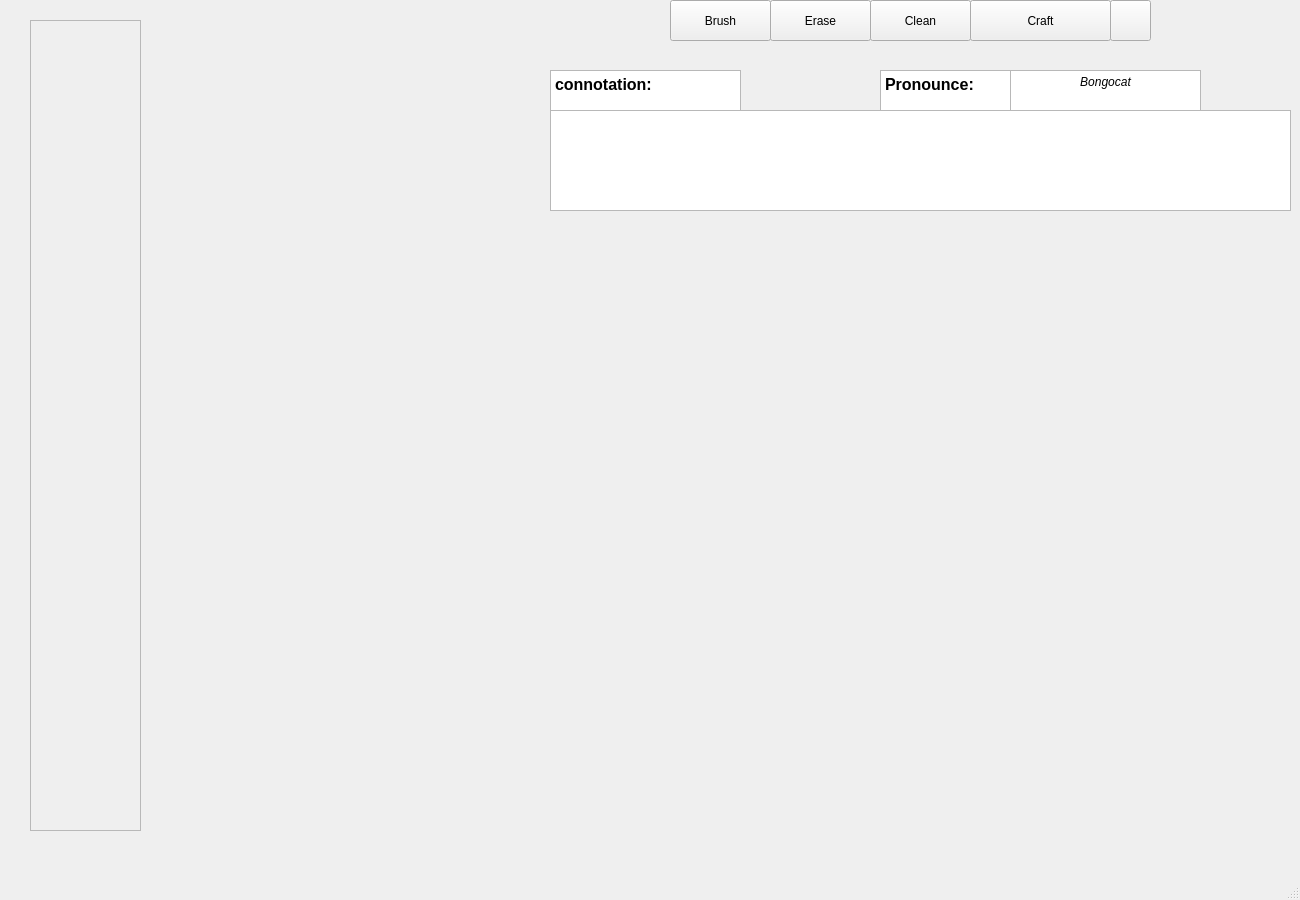
Before: the Qt Designer form educationalapp.ui in University-of-Utah-CS3505/a9-edu-app-f24, drawn with Qt 5.
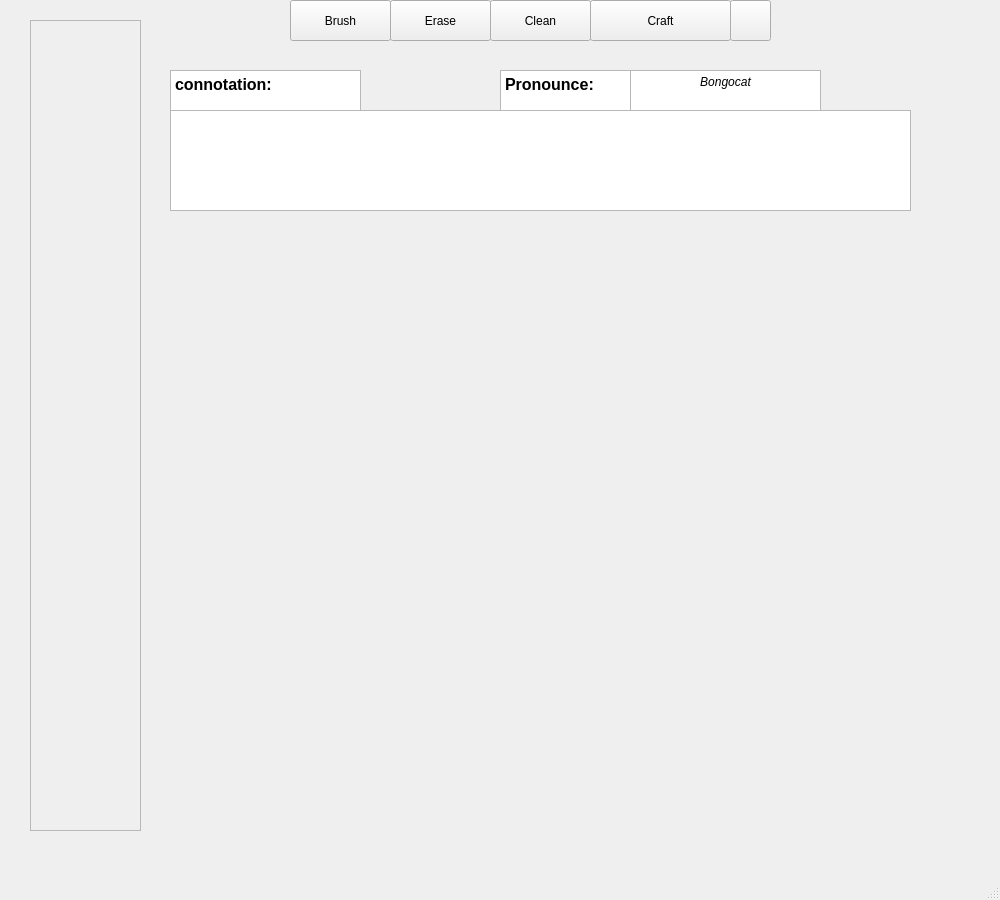
After: the same form once the commit is applied. Icons and pictures are not drawn. Custom widgets are drawn as their Qt base class.

Commit message: Rename variables

What changed in the file:
```diff
--- a/educationalapp.ui
+++ b/educationalapp.ui
@@ -6,7 +6,7 @@
    <rect>
     <x>0</x>
     <y>0</y>
-    <width>1300</width>
+    <width>1000</width>
     <height>900</height>
    </rect>
   </property>
@@ -17,7 +17,7 @@
    <widget class="CanvasLabel" name="Canvas">
     <property name="geometry">
      <rect>
-      <x>580</x>
+      <x>200</x>
       <y>220</y>
       <width>700</width>
       <height>631</height>
@@ -53,7 +53,7 @@
    <widget class="QPushButton" name="Brush_Button">
     <property name="geometry">
      <rect>
-      <x>670</x>
+      <x>290</x>
       <y>0</y>
       <width>101</width>
       <height>41</height>
@@ -66,7 +66,7 @@
    <widget class="QPushButton" name="Erase_Button">
     <property name="geometry">
      <rect>
-      <x>770</x>
+      <x>390</x>
       <y>0</y>
       <width>101</width>
       <height>41</height>
@@ -79,7 +79,7 @@
    <widget class="QPushButton" name="Clean_Button">
     <property name="geometry">
      <rect>
-      <x>870</x>
+      <x>490</x>
       <y>0</y>
       <width>101</width>
       <height>41</height>
@@ -92,7 +92,7 @@
    <widget class="QPushButton" name="Help_Button">
     <property name="geometry">
      <rect>
-      <x>1110</x>
+      <x>730</x>
       <y>0</y>
       <width>41</width>
       <height>41</height>
@@ -108,7 +108,7 @@
    <widget class="QPushButton" name="Craft_Button">
     <property name="geometry">
      <rect>
-      <x>970</x>
+      <x>590</x>
       <y>0</y>
       <width>141</width>
       <height>41</height>
@@ -121,7 +121,7 @@
    <widget class="QTextBrowser" name="Connotation_Header">
     <property name="geometry">
      <rect>
-      <x>550</x>
+      <x>170</x>
       <y>70</y>
       <width>191</width>
       <height>41</height>
@@ -141,7 +141,7 @@
    <widget class="QTextBrowser" name="Connotation_Description">
     <property name="geometry">
      <rect>
-      <x>550</x>
+      <x>170</x>
       <y>110</y>
       <width>741</width>
       <height>101</height>
@@ -151,7 +151,7 @@
    <widget class="QTextBrowser" name="Pronounce_Header">
     <property name="geometry">
      <rect>
-      <x>880</x>
+      <x>500</x>
       <y>70</y>
       <width>191</width>
       <height>41</height>
@@ -171,7 +171,7 @@
    <widget class="QTextBrowser" name="Pronounce_Description">
     <property name="geometry">
      <rect>
-      <x>1010</x>
+      <x>630</x>
       <y>70</y>
       <width>191</width>
       <height>41</height>
```
Left out of the diff: 4 changed lines with no effect on the pictures. The commit also changes 2 other files.
